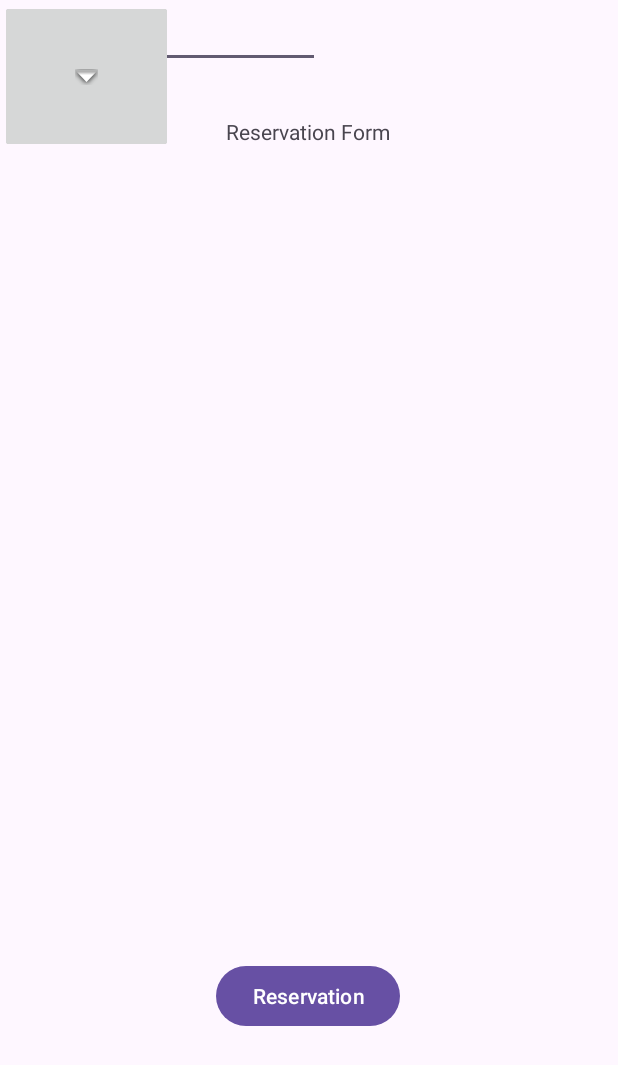
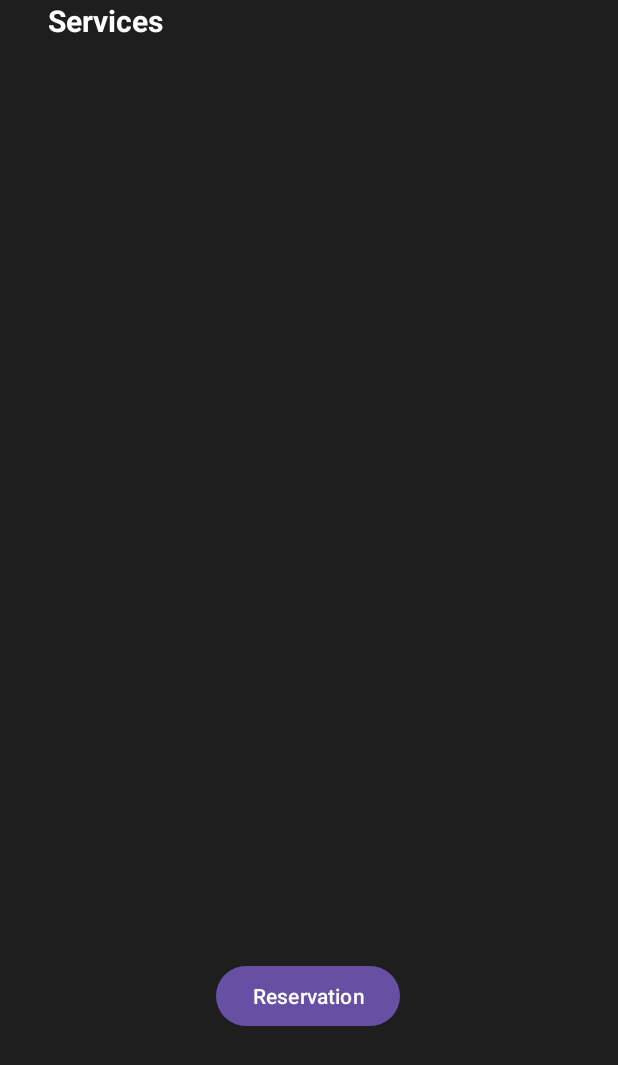
Before and after one commit to DankPsycho/ClipNSnip, an Android app: the ReservationActivity screen opened directly, with no data from a screen before it, on a phone screen of 412 x 824 dp. Shown: the top 1065 px of the screen. Run offline under Robolectric (Android 15) with nearby library versions, the phone set to English and light mode, and no system bars.

Commit message:
Added Graphics

```diff
--- a/app/src/main/res/layout/activity_reservation.xml
+++ b/app/src/main/res/layout/activity_reservation.xml
@@ -4,6 +4,7 @@
     xmlns:tools="http://schemas.android.com/tools"
     android:layout_width="match_parent"
     android:layout_height="match_parent"
+    android:background="#1E1E1E"
     tools:context=".ReservationActivity">
 
     <Button
@@ -21,57 +22,15 @@
         app:layout_constraintVertical_bias="1.0" />
 
     <TextView
-        android:id="@+id/textView"
+        android:id="@+id/textView2"
         android:layout_width="wrap_content"
-        android:layout_height="wrap_content"
-        android:text="Reservation Form"
-        app:layout_constraintBottom_toBottomOf="parent"
-        app:layout_constraintEnd_toEndOf="parent"
-        app:layout_constraintHorizontal_bias="0.498"
+        android:layout_height="34dp"
+        android:layout_marginStart="32dp"
+        android:text="Services"
+        android:textColor="#FFFFFF"
+        android:textSize="20sp"
+        android:textStyle="bold"
         app:layout_constraintStart_toStartOf="parent"
-        app:layout_constraintTop_toTopOf="parent"
-        app:layout_constraintVertical_bias="0.097" />
-
-    <EditText
-        android:id="@+id/editTextText"
-        android:layout_width="wrap_content"
-        android:layout_height="wrap_content"
-        android:ems="10"
-        android:inputType="text"
-        android:text="Services"
-        tools:layout_editor_absoluteX="8dp"
-        tools:layout_editor_absoluteY="103dp" />
-
-    <ImageButton
-        android:id="@+id/Shaving"
-        android:layout_width="115dp"
-        android:layout_height="102dp"
-        app:srcCompat="@android:drawable/arrow_down_float"
-        tools:layout_editor_absoluteX="35dp"
-        tools:layout_editor_absoluteY="184dp" />
-
-    <ImageButton
-        android:id="@+id/HairWashing"
-        android:layout_width="115dp"
-        android:layout_height="102dp"
-        app:srcCompat="@android:drawable/arrow_down_float"
-        tools:layout_editor_absoluteX="260dp"
-        tools:layout_editor_absoluteY="184dp" />
-
-    <ImageButton
-        android:id="@+id/HairCare"
-        android:layout_width="115dp"
-        android:layout_height="102dp"
-        app:srcCompat="@android:drawable/arrow_down_float"
-        tools:layout_editor_absoluteX="35dp"
-        tools:layout_editor_absoluteY="374dp" />
-
-    <ImageButton
-        android:id="@+id/BeardTrimming"
-        android:layout_width="115dp"
-        android:layout_height="102dp"
-        app:srcCompat="@android:drawable/arrow_down_float"
-        tools:layout_editor_absoluteX="260dp"
-        tools:layout_editor_absoluteY="374dp" />
+        tools:layout_editor_absoluteY="44dp" />
 
 </androidx.constraintlayout.widget.ConstraintLayout>
```
Also changed, not shown: app/src/main/res/layout/activity_main.xml (+6 -27 lines), app/src/main/res/drawable/beard.png (added), app/src/main/res/drawable/beard_on.png (added), app/src/main/res/drawable/care.png (added), app/src/main/res/drawable/care_on.png (added), app/src/main/res/drawable/hairwashing.png (added), app/src/main/res/drawable/hairwashing_on.png (added), app/src/main/res/drawable/logo02.png (added), app/src/main/res/drawable/logo_01.png (added), app/src/main/res/drawable/shaving.png (added), app/src/main/res/drawable/shaving_on.png (added).
